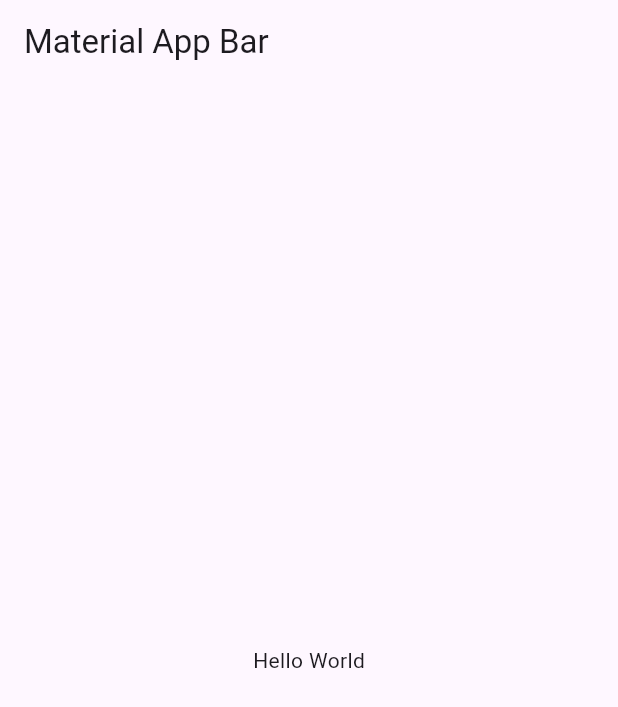
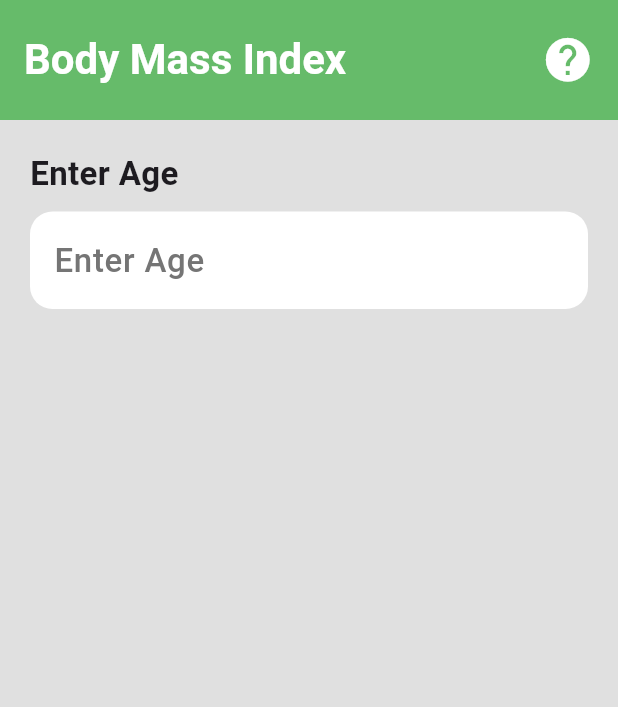
Before and after one commit to suleymanharbelioglu/BMI-Calculator, a Flutter app: the screen it shows after launch, on a phone screen of 412 x 824 dp. Shown: the top 707 px of the screen. Run offline on Flutter 3.47's test engine with Material 3 defaults, Android fonts, the phone set to English and light mode, and no system bars.

Commit message:
page design constants

```diff
--- /dev/null
+++ b/lib/constant/constants.dart
@@ -0,0 +1,17 @@
+import 'package:flutter/material.dart';
+
+class Constants {
+  static const appColor = Colors.green;
+  static final appBackgroundColur = Colors.grey.shade300;
+  static const textFiledColor = Colors.white;
+
+  static const inputLabelStyle = TextStyle(
+    fontSize: 22,
+    fontWeight: FontWeight.w600,
+  );
+  static final inputHintStyle = TextStyle(
+    color: Colors.grey.shade600,
+    fontSize: 22,
+    fontWeight: FontWeight.w500,
+  );
+}
--- a/lib/main.dart
+++ b/lib/main.dart
@@ -1,4 +1,5 @@
 import 'package:flutter/material.dart';
+import 'package:flutter_application_2/page/home_page.dart';
 
 void main() => runApp(const MyApp());
 
@@ -8,15 +9,9 @@ class MyApp extends StatelessWidget {
   @override
   Widget build(BuildContext context) {
     return MaterialApp(
+      debugShowCheckedModeBanner: false,
       title: 'Material App',
-      home: Scaffold(
-        appBar: AppBar(
-          title: const Text('Material App Bar'),
-        ),
-        body: const Center(
-          child: Text('Hello World'),
-        ),
-      ),
+      home: HomePage(),
     );
   }
 }
--- /dev/null
+++ b/lib/page/home_page.dart
@@ -0,0 +1,91 @@
+import 'package:flutter/material.dart';
+import 'package:flutter_application_2/constant/constants.dart';
+
+class HomePage extends StatefulWidget {
+  const HomePage({super.key});
+
+  @override
+  State<HomePage> createState() => _HomePageState();
+}
+
+class _HomePageState extends State<HomePage> {
+  String age = "";
+  String height = "";
+  String weight = "";
+  @override
+  Widget build(BuildContext context) {
+    return Scaffold(
+      backgroundColor: Constants.appBackgroundColur,
+      appBar: AppBar(
+        toolbarHeight: 80,
+        backgroundColor: Constants.appColor.shade400,
+        title: Text(
+          "Body Mass Index",
+          style: TextStyle(
+              color: Colors.white, fontWeight: FontWeight.bold, fontSize: 28),
+        ),
+        actions: [
+          Padding(
+            padding: const EdgeInsets.all(8.0),
+            child: IconButton(
+                onPressed: () {},
+                icon: Icon(
+                  Icons.help,
+                  color: Colors.white,
+                  size: 35,
+                )),
+          ),
+        ],
+      ),
+      body: Column(
+        children: [
+          ageTextFormFiled(),
+        ],
+      ),
+    );
+  }
+
+  Container ageTextFormFiled() {
+    return Container(
+          margin: EdgeInsets.all(20),
+          // height: 75,
+          width: double.infinity,
+          decoration: BoxDecoration(
+              // color: Colors.yellow.shade100,
+              ),
+          child: Column(
+            crossAxisAlignment: CrossAxisAlignment.start,
+            children: [
+              Text(
+                "Enter Age",
+                style: Constants.inputLabelStyle,
+              ),
+              SizedBox(height: 10),
+              TextFormField(
+                keyboardType: TextInputType.number,
+                validator: (value) {
+                  if (value == null) {
+                    return "Enter your age";
+                  }
+                  return null;
+                },
+                onSaved: (newValue) {
+                  age = newValue!;
+                  print("age : $age");
+                },
+                decoration: InputDecoration(
+                  hintText: "Enter Age",
+                  hintStyle: Constants.inputHintStyle,
+                  fillColor: Constants.textFiledColor,
+                  filled: true,
+                  border: OutlineInputBorder(
+                    borderSide: BorderSide.none,
+                    borderRadius: BorderRadius.circular(15),
+                  ),
+                ),
+              ),
+            ],
+          ),
+        );
+  }
+}
```
